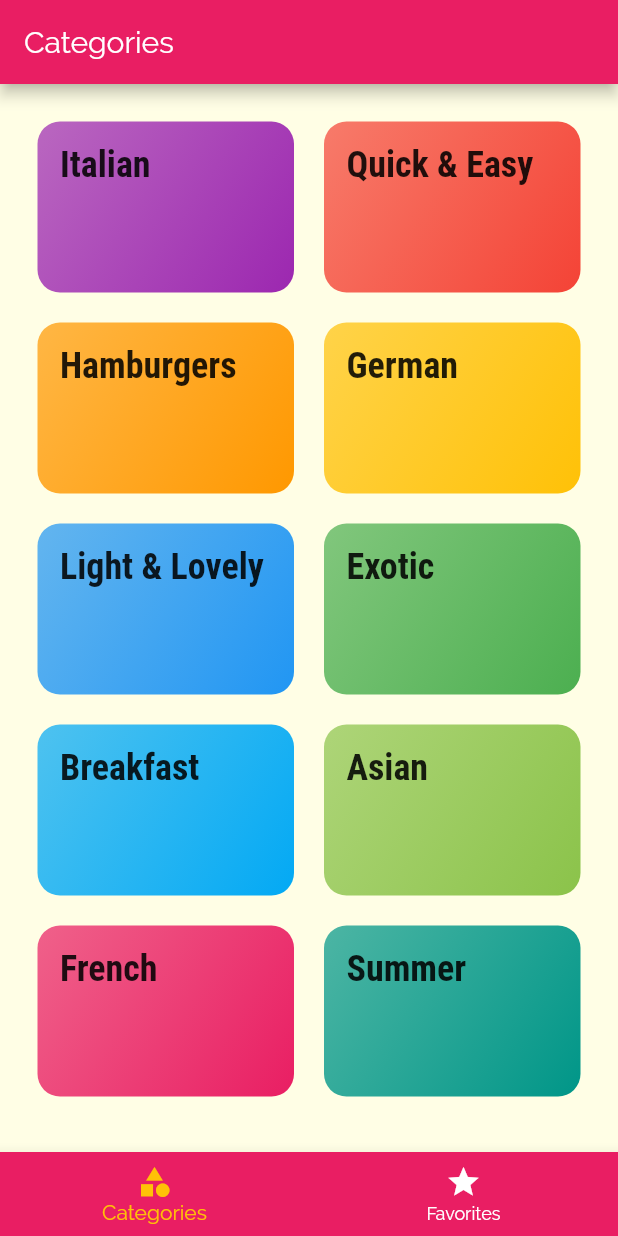
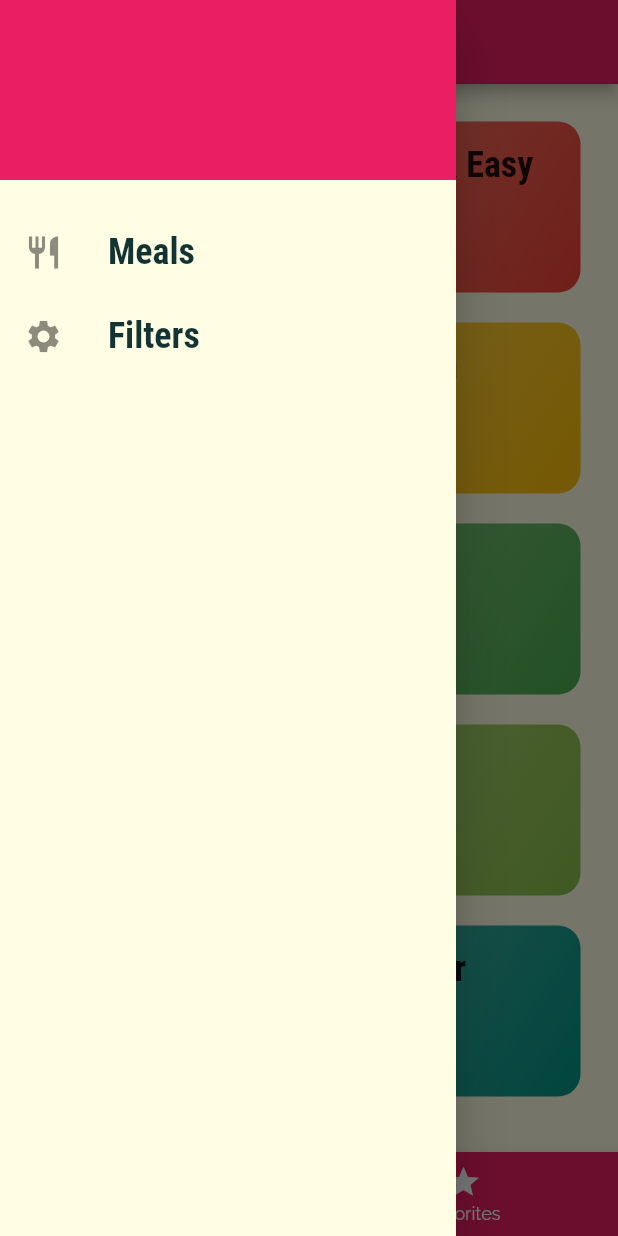
Before and after one commit to ELTEGANI/Flutter-Meal-App, a Flutter app: the screen it shows after launch, with the side drawer open (before the commit the screen has no drawer), on a phone screen of 412 x 824 dp. Run offline on Flutter 3.47's test engine with Material 2 defaults, Android fonts, the phone set to English and light mode, and no system bars.

Commit message:
add drawer

```diff
--- a/lib/main.dart
+++ b/lib/main.dart
@@ -1,11 +1,11 @@
 import 'dart:ui';
 
 import 'package:flutter/material.dart';
-import 'package:meal_app/screens/meal_screen_detail.dart';
-import 'package:meal_app/screens/tabs_Screen.dart';
+import './screens/filter_screen.dart';
+import './screens/meal_screen_detail.dart';
+import './screens/tabs_Screen.dart';
 import './screens/categories_screen.dart';
 import './screens/category_meal_screen.dart';
-import './screens/meal_screen_detail.dart';
 
 void main() => runApp(MyApp());
 
@@ -33,7 +33,8 @@ class MyApp extends StatelessWidget {
       routes: {
          '/':(ctx) => TabsScreen(),
         CategoryMealsScreen.routeName: (ctx) => CategoryMealsScreen(),
-        MealScreenDetail.routeName:(ctx) => MealScreenDetail()
+        MealScreenDetail.routeName:(ctx) => MealScreenDetail(),
+        FilterScreen.routeName:(ctx) => FilterScreen(),
       },
       onGenerateRoute:(settings){
         print(settings.arguments);
--- /dev/null
+++ b/lib/screens/filter_screen.dart
@@ -0,0 +1,16 @@
+import 'package:flutter/material.dart';
+import '../widgets/main_drawer.dart';
+
+class FilterScreen extends StatelessWidget{
+  static const routeName = '/filters';
+  @override
+  Widget build(BuildContext context) {
+    return Scaffold(
+        appBar: AppBar(title: Text('Your Filters')),
+        drawer: MainDrawer(),
+        body:Center(child: Text('Filters')
+        )
+    );
+  }
+
+}
--- a/lib/screens/tabs_Screen.dart
+++ b/lib/screens/tabs_Screen.dart
@@ -2,6 +2,7 @@ import 'package:flutter/material.dart';
 import './favorites_screen.dart';
 import './categories_screen.dart';
 import 'dart:core';
+import '../widgets/main_drawer.dart';
 
 class TabsScreen extends StatefulWidget{
   @override
@@ -32,6 +33,7 @@ class _TabsScreenState extends State<TabsScreen>{
     return Scaffold(
       appBar: AppBar(
       title:Text(_pages[_selectedPageIndex]['title'])),
+      drawer: MainDrawer(),
       body:_pages[_selectedPageIndex]['page'],
       bottomNavigationBar: BottomNavigationBar(
         onTap: _selectPage,
--- /dev/null
+++ b/lib/widgets/main_drawer.dart
@@ -0,0 +1,46 @@
+import 'package:flutter/cupertino.dart';
+import 'package:flutter/material.dart';
+import '../screens/filter_screen.dart';
+
+class MainDrawer extends StatelessWidget{
+  Widget buildListTile(String title,IconData iconData,VoidCallback tabHandler){
+    return  ListTile(
+      leading: Icon(iconData,size: 26,),
+      title:Text(title,style: TextStyle(
+          fontFamily: 'RobotoCondensed',
+          fontSize: 24,
+          fontWeight: FontWeight.bold),
+      ),
+      onTap:tabHandler,
+
+    );
+  }
+  @override
+  Widget build(BuildContext context) {
+    return Drawer(child: Column(children: <Widget>[
+      Container(
+        height: 120,
+        width: double.infinity,
+        padding: EdgeInsets.all(20),
+        alignment: Alignment.centerLeft,
+        color: Theme.of(context).primaryColor,
+      child: Text('Cooking Up',style: TextStyle(
+          fontWeight: FontWeight.w900,
+          fontSize: 30,
+          color: Theme.of(context).primaryColor
+        ),
+      ),
+      ),
+      SizedBox(height: 20),
+     buildListTile("Meals", Icons.restaurant,(){
+       Navigator.of(context).pushReplacementNamed('/');
+     }),
+      buildListTile("Filters", Icons.settings,(){
+       Navigator.of(context).pushReplacementNamed(FilterScreen.routeName);
+      })
+    ],
+    ),
+    );
+  }
+
+}
```
